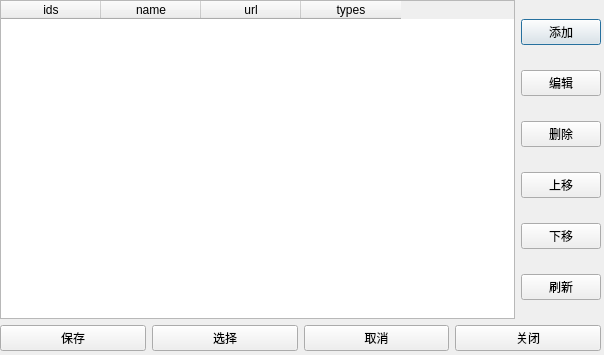
This is interface/ui/source.ui in SakuraPuare/Multi_Dimension_Feature_Fusitonal_Expressway_Recognition_And_Processing_System as Qt 5 draws it before an edit. The edited form follows.
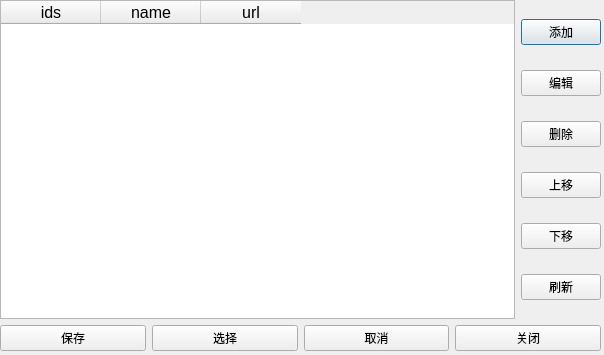
This is the edited form. Icons and pictures are not drawn.

Commit message: 🦄 refactor(interface): remove auto type

Diff of the .ui file:
```diff
--- a/interface/ui/source.ui
+++ b/interface/ui/source.ui
@@ -31,6 +31,14 @@
      <layout class="QHBoxLayout" name="horizontalLayout_2">
       <item>
        <widget class="QTableWidget" name="tableWidget">
+        <property name="enabled">
+         <bool>true</bool>
+        </property>
+        <property name="font">
+         <font>
+          <pointsize>12</pointsize>
+         </font>
+        </property>
         <property name="cursor" stdset="0">
          <cursorShape>CrossCursor</cursorShape>
         </property>
@@ -58,6 +66,9 @@
         <property name="textElideMode">
          <enum>Qt::ElideMiddle</enum>
         </property>
+        <property name="sortingEnabled">
+         <bool>false</bool>
+        </property>
         <attribute name="horizontalHeaderCascadingSectionResizes">
          <bool>true</bool>
         </attribute>
@@ -79,11 +90,6 @@
           <string>url</string>
          </property>
         </column>
-        <column>
-         <property name="text">
-          <string>types</string>
-         </property>
-        </column>
        </widget>
       </item>
       <item>
```
The commit also changes 3 other files.
